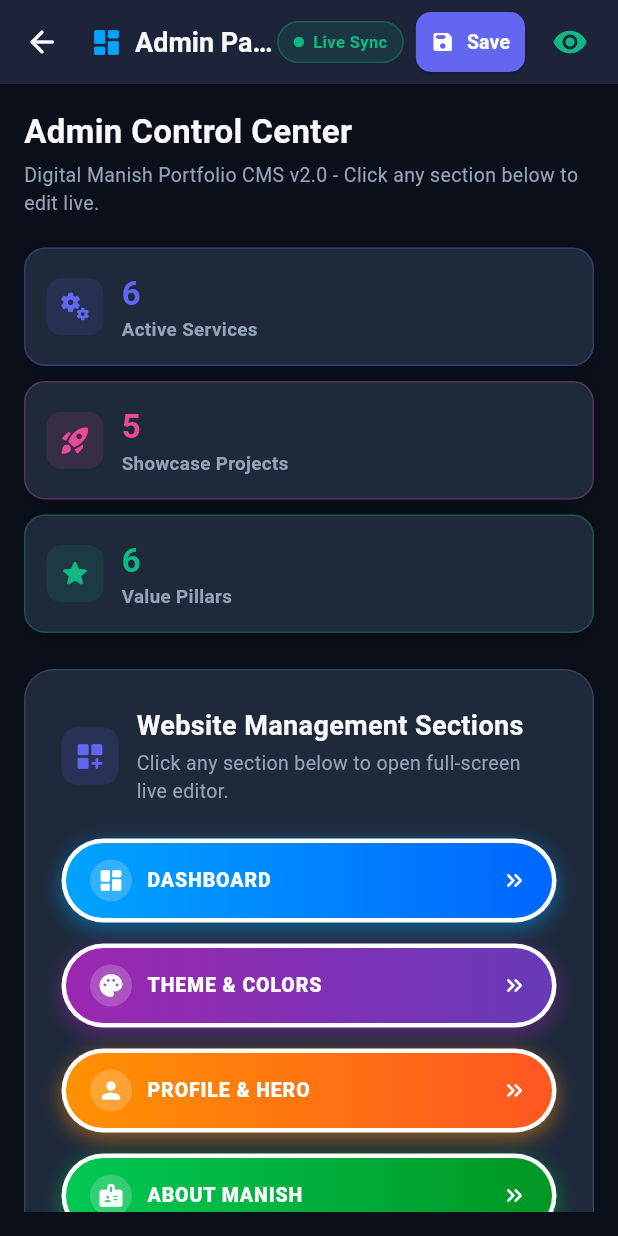
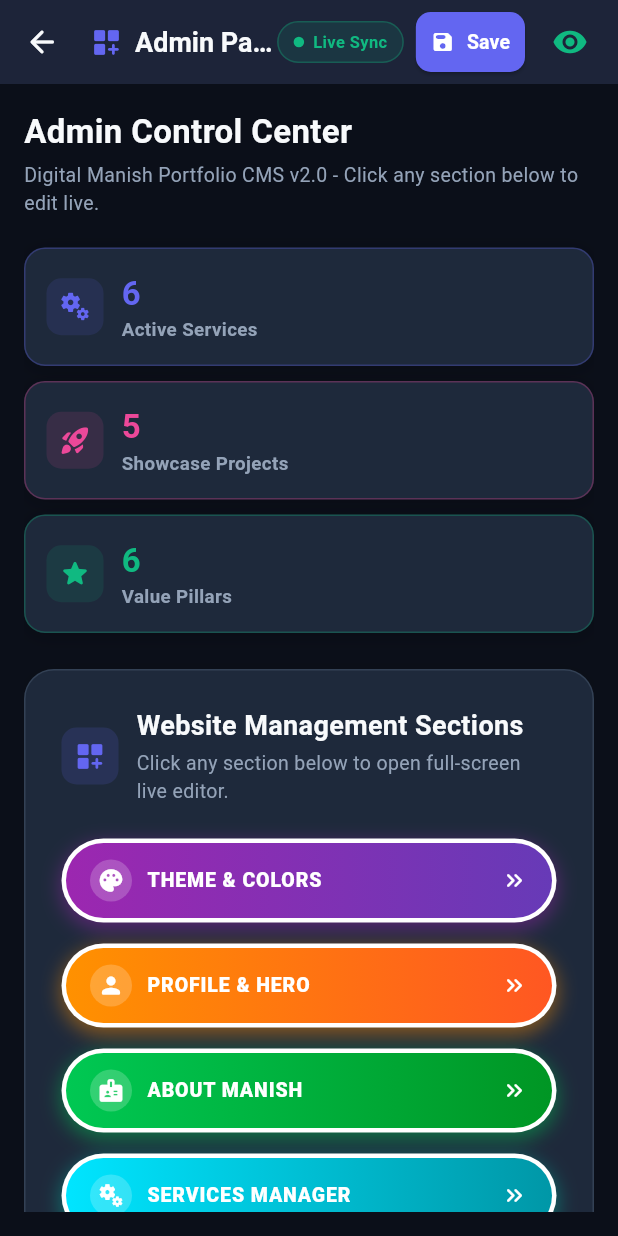
Before and after one commit to manishmaury221105-rgb/Portfolio, a Flutter app: the AdminPanelPage screen opened directly with empty values, on a phone screen of 412 x 824 dp. Run offline on Flutter 3.47's test engine with Material 3 defaults, Android fonts, the phone set to English and light mode, and no system bars; our stand-ins replace cloud_firestore, firebase_core, firebase_database, google_fonts, share_plus, shared_preferences; missing offline and left inert: dart:html; accounts and stored records are empty; network calls fail.

Commit message:
feat: remove redundant Dashboard buttons from sidebar menu and category grid

```diff
--- a/lib/manish/pages/admin_panel_page.dart
+++ b/lib/manish/pages/admin_panel_page.dart
@@ -26,7 +26,7 @@ class AdminPanelPage extends StatefulWidget {
 }
 
 class _AdminPanelPageState extends State<AdminPanelPage> {
-  int _selectedTabIndex = 0;
+  int _selectedTabIndex = -1;
   bool _isAuthenticated = true; // Pin auth check
   final TextEditingController _pinController = TextEditingController();
 
@@ -272,26 +272,30 @@ class _AdminPanelPageState extends State<AdminPanelPage> {
           leading: IconButton(
             icon: const Icon(Icons.arrow_back_rounded),
             onPressed: () {
-              if (_selectedTabIndex != 0) {
-                setState(() => _selectedTabIndex = 0);
+              if (_selectedTabIndex != -1) {
+                setState(() => _selectedTabIndex = -1);
               } else {
                 Navigator.of(context).pop();
               }
             },
-            tooltip: _selectedTabIndex != 0 ? 'Back to Overview' : 'Back to Website',
+            tooltip: _selectedTabIndex != -1 ? 'Back to Overview' : 'Back to Website',
           ),
           title: Row(
             children: [
               const SizedBox(width: 4),
               Icon(
-                _sidebarItems[_selectedTabIndex]['icon'] as IconData,
-                color: (_sidebarItems[_selectedTabIndex]['color'] as Color?) ?? AppColors.primary,
+                _selectedTabIndex == -1
+                    ? Icons.dashboard_customize_rounded
+                    : (_sidebarItems[_selectedTabIndex]['icon'] as IconData),
+                color: _selectedTabIndex == -1
+                    ? AppColors.primary
+                    : ((_sidebarItems[_selectedTabIndex]['color'] as Color?) ?? AppColors.primary),
                 size: 22,
               ),
               const SizedBox(width: 8),
               Expanded(
                 child: Text(
-                  _selectedTabIndex == 0
+                  _selectedTabIndex == -1
                       ? 'Admin Panel'
                       : (_sidebarItems[_selectedTabIndex]['title'] as String),
                   style: TextStyle(
@@ -467,13 +471,6 @@ class _AdminPanelPageState extends State<AdminPanelPage> {
 
   // --- Sidebar Items ---
   final List<Map<String, dynamic>> _sidebarItems = [
-    {
-      'title': 'Dashboard',
-      'shortTitle': 'Dashboard',
-      'icon': Icons.dashboard_rounded,
-      'color': const Color(0xFF00A3FF),
-      'gradient': const [Color(0xFF00A3FF), Color(0xFF0066FF)],
-    },
     {
       'title': 'Theme & Colors',
       'shortTitle': 'Theme',
@@ -612,23 +609,22 @@ class _AdminPanelPageState extends State<AdminPanelPage> {
   Widget _buildSelectedTabContent(BuildContext context) {
     switch (_selectedTabIndex) {
       case 0:
-        return _buildDashboardOverview(context);
+        return _buildThemeColorsEditor(context);
       case 1:
-        return _buildThemeColorsEditor(context);
+        return _buildProfileHeroEditor(context);
       case 2:
-        return _buildProfileHeroEditor(context);
+        return _buildAboutEditor(context);
       case 3:
-        return _buildAboutEditor(context);
+        return _buildServicesEditor(context);
       case 4:
-        return _buildServicesEditor(context);
+        return _buildProjectsEditor(context);
       case 5:
-        return _buildProjectsEditor(context);
+        return _buildWhyWorkEditor(context);
       case 6:
-        return _buildWhyWorkEditor(context);
+        return _buildContactSocialsEditor(context);
       case 7:
-        return _buildContactSocialsEditor(context);
-      case 8:
         return _buildBackupRestoreEditor(context);
+      case -1:
       default:
         return _buildDashboardOverview(context);
     }
```
